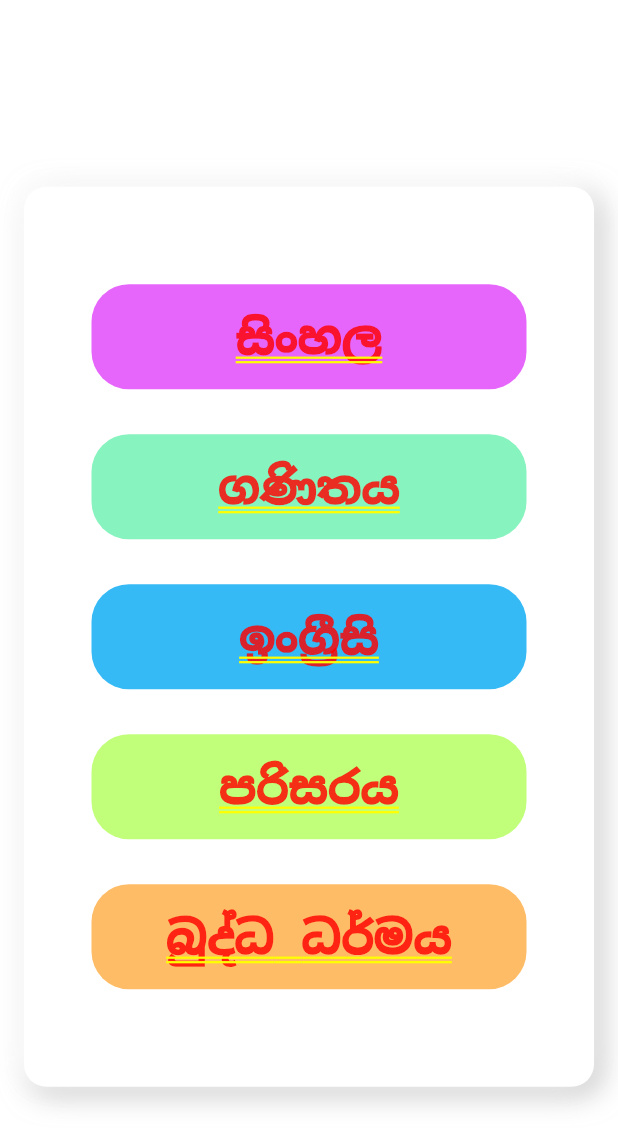
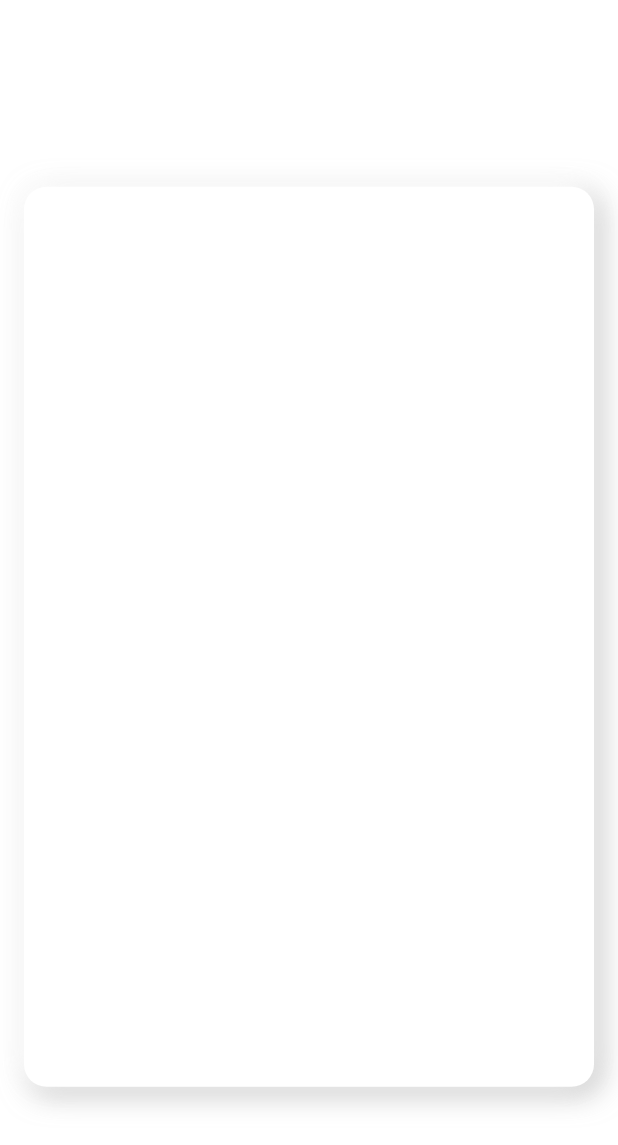
Before and after one commit to Dinamu-Paha/Admin_panel, a Flutter app: the SubTopic_UI screen opened directly, after a tap on "Add Topic", on a phone screen of 412 x 824 dp. Shown: the top 1145 px of the screen. Run offline on Flutter 3.47's test engine with Material 2 defaults, Android fonts, the phone set to English and light mode, and no system bars; missing offline and left inert: dart:html, dart:js.

Commit message:
Added some changes

```diff
--- a/admin_panel/lib/Screens/create_quiz.dart
+++ b/admin_panel/lib/Screens/create_quiz.dart
@@ -4,6 +4,7 @@ import 'dart:js';
 import 'package:admin_panel/Components/colors.dart';
 import 'package:flutter/material.dart';
 
+//Creating quizes
 class Create_Quiz extends StatefulWidget {
   const Create_Quiz({Key? key}) : super(key: key);
 
--- a/admin_panel/lib/Screens/lessons.dart
+++ b/admin_panel/lib/Screens/lessons.dart
@@ -77,199 +77,93 @@ alignment: Alignment.center,
         ]
       ),
       //Added subject list
-        child: SingleChildScrollView(
-                scrollDirection: Axis.vertical,
-                child: Container(
-                  width: MediaQuery.of(context).size.width-60,
-                  height: MediaQuery.of(context).size.height,
-                  child: Center(
-                    child: ListView(
-                      children: [
-                        SizedBox(height: 40,),
-                        GestureDetector(
-                          onTap: (){
-                            Navigator.push(
-                                context,
-                                MaterialPageRoute(
-                                  builder: (BuildContext context) => SubTopic_UI(subject: sub_name1,),
-                                ));
-                          },
-                          child: Container(
-                            width: 80,
-                            height: 70,
-                            margin: EdgeInsets.fromLTRB(20, 0, 20, 30),
-                            decoration: BoxDecoration(borderRadius: BorderRadius.circular(25), color: Colors.purpleAccent.withOpacity(0.8),),
-                            child: Center(child: Text('සිංහල', style: TextStyle(fontSize: 30),),),
-                          ),
-                        ),
-                        GestureDetector(
-                          child: Container(
-                            width: 80,
-                            height: 70,
-                            margin: EdgeInsets.fromLTRB(20, 0, 20, 30),
-                            decoration: BoxDecoration(borderRadius: BorderRadius.circular(25), color: Colors.greenAccent.withOpacity(0.8),),
-                            child: Center(child: Text('ගණිතය', style: TextStyle(fontSize: 30),),),
-                          ),
-                        ),
+        // child: SingleChildScrollView(
+        //         scrollDirection: Axis.vertical,
+        //         child: Container(
+        //           width: MediaQuery.of(context).size.width-60,
+        //           height: MediaQuery.of(context).size.height,
+        //           child: Center(
+        //             child: ListView(
+        //               children: [
+        //                 SizedBox(height: 40,),
+        //                 GestureDetector(
+        //                   onTap: (){
+        //                     Navigator.push(
+        //                         context,
+        //                         MaterialPageRoute(
+        //                           builder: (BuildContext context) => SubTopic_UI(subject: sub_name1,),
+        //                         ));
+        //                   },
+        //                   child: Container(
+        //                     width: 80,
+        //                     height: 70,
+        //                     margin: EdgeInsets.fromLTRB(20, 0, 20, 30),
+        //                     decoration: BoxDecoration(borderRadius: BorderRadius.circular(25), color: Colors.purpleAccent.withOpacity(0.8),),
+        //                     child: Center(child: Text('සිංහල', style: TextStyle(fontSize: 30),),),
+        //                   ),
+        //                 ),
+        //                 GestureDetector(
+        //                   child: Container(
+        //                     width: 80,
+        //                     height: 70,
+        //                     margin: EdgeInsets.fromLTRB(20, 0, 20, 30),
+        //                     decoration: BoxDecoration(borderRadius: BorderRadius.circular(25), color: Colors.greenAccent.withOpacity(0.8),),
+        //                     child: Center(child: Text('ගණිතය', style: TextStyle(fontSize: 30),),),
+        //                   ),
+        //                 ),
 
-                        GestureDetector(
-                          child: Container(
-                            width: 80,
-                            height: 70,
-                            margin: EdgeInsets.fromLTRB(20, 0, 20, 30),
-                            decoration: BoxDecoration(borderRadius: BorderRadius.circular(25), color: Colors.lightBlue.withOpacity(0.8),),
-                            child: Center(child: Text('ඉංග්‍රීසි', style: TextStyle(fontSize: 30),),),
-                          ),
-                        ),
-                        GestureDetector(
-                          onTap: (){
-                            Navigator.push(
-                                context,
-                                MaterialPageRoute(
-                                  builder: (BuildContext context) => SubTopic_UI(subject:sub_name4),
-                                ));
-                          },
-                          child: Container(
-                            width: 80,
-                            height: 70,
-                            margin: EdgeInsets.fromLTRB(20, 0, 20, 30),
-                            decoration: BoxDecoration(borderRadius: BorderRadius.circular(25), color: Colors.lightGreenAccent.withOpacity(0.8),),
-                            child: Center(child: Text('පරිසරය', style: TextStyle(fontSize: 30),),),
-                          ),
-                        ),
-                        GestureDetector(
-                          onTap: (){
-                            Navigator.push(
-                                context,
-                                MaterialPageRoute(
-                                  builder: (BuildContext context) => SubTopic_UI(subject:sub_name4),
-                                ));
-                          },
-                          child: Container(
-                            width: 80,
-                            height: 70,
-                            margin: EdgeInsets.fromLTRB(20, 0, 20, 30),
-                            decoration: BoxDecoration(borderRadius: BorderRadius.circular(25), color: Colors.orangeAccent.withOpacity(0.8),),
-                            child: Center(child: Text('බුද්ධ ධර්මය', style: TextStyle(fontSize: 30),),),
-                          ),
-                        ),
+        //                 GestureDetector(
+        //                   child: Container(
+        //                     width: 80,
+        //                     height: 70,
+        //                     margin: EdgeInsets.fromLTRB(20, 0, 20, 30),
+        //                     decoration: BoxDecoration(borderRadius: BorderRadius.circular(25), color: Colors.lightBlue.withOpacity(0.8),),
+        //                     child: Center(child: Text('ඉංග්‍රීසි', style: TextStyle(fontSize: 30),),),
+        //                   ),
+        //                 ),
+        //                 GestureDetector(
+        //                   onTap: (){
+        //                     Navigator.push(
+        //                         context,
+        //                         MaterialPageRoute(
+        //                           builder: (BuildContext context) => SubTopic_UI(subject:sub_name4),
+        //                         ));
+        //                   },
+        //                   child: Container(
+        //                     width: 80,
+        //                     height: 70,
+        //                     margin: EdgeInsets.fromLTRB(20, 0, 20, 30),
+        //                     decoration: BoxDecoration(borderRadius: BorderRadius.circular(25), color: Colors.lightGreenAccent.withOpacity(0.8),),
+        //                     child: Center(child: Text('පරිසරය', style: TextStyle(fontSize: 30),),),
+        //                   ),
+        //                 ),
+        //                 GestureDetector(
+        //                   onTap: (){
+        //                     Navigator.push(
+        //                         context,
+        //                         MaterialPageRoute(
+        //                           builder: (BuildContext context) => SubTopic_UI(subject:sub_name4),
+        //                         ));
+        //                   },
+        //                   child: Container(
+        //                     width: 80,
+        //                     height: 70,
+        //                     margin: EdgeInsets.fromLTRB(20, 0, 20, 30),
+        //                     decoration: BoxDecoration(borderRadius: BorderRadius.circular(25), color: Colors.orangeAccent.withOpacity(0.8),),
+        //                     child: Center(child: Text('බුද්ධ ධර්මය', style: TextStyle(fontSize: 30),),),
+        //                   ),
+        //                 ),
 
-                        SizedBox(height: 100,),
-                      ],
-                    ),
-                  ),
-                ),
-              ),
+        //                 SizedBox(height: 100,),
+        //               ],
+        //             ),
+        //           ),
+        //         ),
+        //       ),
             ),
      );
 
 
-      // child: SingleChildScrollView(
-      //         scrollDirection: Axis.vertical,
-      //         child: Container(
-      //           width: MediaQuery.of(context).size.width,
-      //           child: Column(
-      //             children: [
-      //               //SizedBox(height: 30,),
-      //               ListView.custom(
-      //                 childrenDelegate: SliverChildBuilderDelegate((BuildContext, index) {
-      //                   return Container(
-      //                     height: 70,
-      //                     width: 50,
-      //                     alignment: Alignment.center,
-      //                     margin: EdgeInsets.fromLTRB(20, 20, 20, 20),
-      //                     decoration: BoxDecoration(borderRadius: BorderRadius.circular(25),color: colors[index],),
-      //                     child: Text(subject[index],style: TextStyle(fontSize: 30),),
-
-      //                   );
-      //                 },
-      //                   childCount: 5,
-      //                 ),
-      //                 shrinkWrap: true,
-      //                 padding: EdgeInsets.all(5),
-      //                 scrollDirection: Axis.vertical,
-      //               ),
-      //               GestureDetector(
-      //                 onTap: (){
-      //                   Navigator.push(
-      //                       context,
-      //                       MaterialPageRoute(
-      //                         builder: (BuildContext context) => AddAdmin(),
-      //                       ));
-      //                 },
-      // // child: ListView(
-      // //   children:[
-      // //     Row(
-      // //     children: [
-      // //        SubjectCard(
-      // //         padding:  const EdgeInsets.symmetric(vertical: 80,horizontal: 100),
-      // //         alignment: Center,
-
-      // //       text: "සිංහල",
-      // //       primary:Colors.amberAccent,
-      // //       //color: const Color.fromARGB(255, 233, 238, 226),
-      // //       textColor: Colors.black,
-      // //       press: (){},
-      // //     ),
-      // //       SubjectCard(
-      // //         padding:  const EdgeInsets.symmetric(vertical: 80,horizontal: 100),
-      // //         alignment: Center,
-      // //          primary:Colors.pinkAccent,
-      // //       text: "ගණිතය",
-      // //       press: (){},
-      // //     ),
-
-
-      // //     ],
-      // //     ),
-      // //     Row(
-      // //     children: [
-      // //        SubjectCard(
-      // //         padding:  const EdgeInsets.symmetric(vertical: 80,horizontal: 100),
-      // //         alignment: Center,
-      // //       text: "බුද්ධ ධර්මය",
-      // //       primary:Colors.pinkAccent,
-      // //       //color: const Color.fromARGB(255, 233, 238, 226),
-      // //       textColor: Colors.black,
-      // //       press: (){},
-      // //     ),
-      // //       SubjectCard(
-      // //         padding:  const EdgeInsets.symmetric(vertical: 80,horizontal: 100),
-      // //         alignment: Center,
-      // //       text: "ඉංග්‍රීසි",
-      // //       primary:Colors.pinkAccent,
-      // //       press: (){},
-      // //     ),
-
-
-      // //     ],
-      // //     ),
-      // //     Row(
-      // //     children: [
-      // //        SubjectCard(
-      // //         padding:  const EdgeInsets.symmetric(vertical: 80,horizontal: 150),
-      // //         alignment: Center,
-      // //       text: "පරිසරය",
-      // //       primary:Colors.pinkAccent,
-      // //       //color: const Color.fromARGB(255, 233, 238, 226),
-      // //       textColor: Colors.black,
-      // //       press: (){},
-      // //     ),
-
-
-
-      // //     ],
-      // //     ),
-
-      // //   ]
-
-      // // )
-      //               )
-      //             ]
-      //           ),
-
-      //         ),
-      // )
 
 
   }
```
